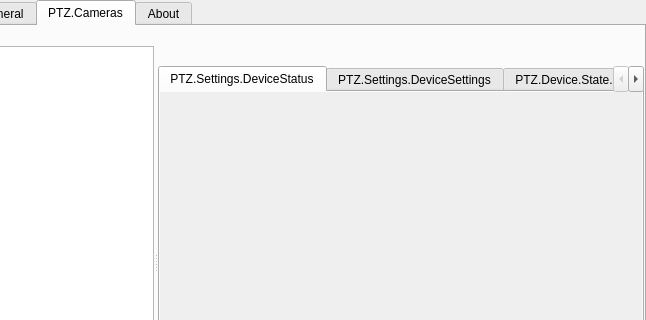
Above: src/settings.ui from glikely/obs-ptz before the change; both pictures show x 104 to 750 and y 0 to 320 of the 750 by 500 pixel window. Below: the same form after it.
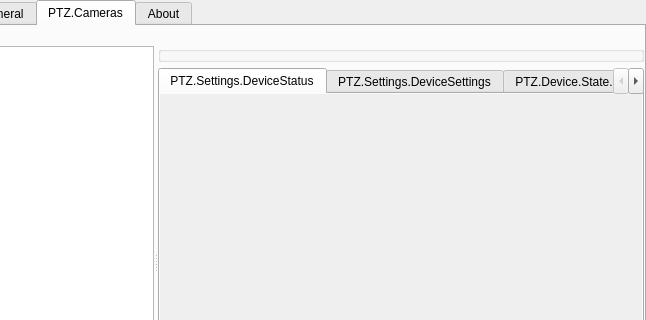
That is the form after the change. The open tabs and pages were chosen to show the change. Custom widgets are drawn as their Qt base class.

Commit message:
settings: put the status line in a group
Frame the status line, with the autofocus icon, in a QGroupBox, which the
theme styles as OBSPropertiesView's groups are, so the frame looks like
the ones around the settings. It has no title, so take back the room the
theme keeps above a group for one, and the group's padding and its
layout's margin above and below, so that the frame hugs what is in it.

The edit to the form file:
```diff
--- a/src/settings.ui
+++ b/src/settings.ui
@@ -269,6 +269,21 @@
             </widget>
            </item>
            <item>
+            <widget class="QGroupBox" name="statusGroup">
+             <property name="accessibleName">
+              <string notr="true">group</string>
+             </property>
+             <property name="styleSheet">
+              <string notr="true">QGroupBox { padding-top: 0px; padding-bottom: 0px; }</string>
+             </property>
+             <layout class="QVBoxLayout" name="statusGroupLayout">
+              <property name="topMargin">
+               <number>0</number>
+              </property>
+              <property name="bottomMargin">
+               <number>0</number>
+              </property>
+              <item>
             <layout class="QHBoxLayout" name="headerLayout" stretch="1,0">
              <item>
               <widget class="QLabel" name="statusHeader">
@@ -294,6 +309,9 @@
               </widget>
              </item>
             </layout>
+              </item>
+             </layout>
+            </widget>
            </item>
            <item>
             <widget class="QTabWidget" name="deviceTabs">
```
Lines whose indentation alone changed are shown as unchanged. The commit also changes 1 other file.
